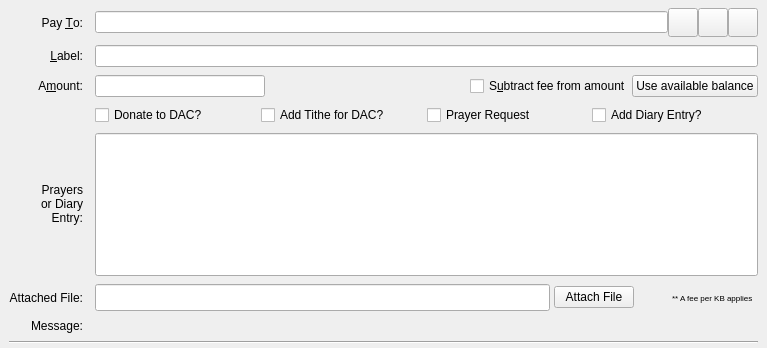
Old version of the form src/qt/forms/sendcoinsentry.ui in the repository biblepay/biblepay.
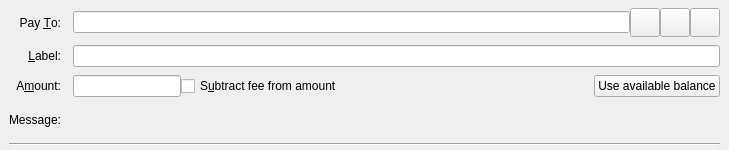
New version of the form. Custom widgets are drawn as their Qt base class.

What changed in the file:
```diff
--- a/src/qt/forms/sendcoinsentry.ui
+++ b/src/qt/forms/sendcoinsentry.ui
@@ -6,8 +6,8 @@
    <rect>
     <x>0</x>
     <y>0</y>
-    <width>767</width>
-    <height>348</height>
+    <width>729</width>
+    <height>150</height>
    </rect>
   </property>
   <property name="focusPolicy">
@@ -151,39 +151,10 @@
      </widget>
     </item>
     <item row="2" column="1">
-     <layout class="QHBoxLayout" name="horizontalLayoutAmount" stretch="0,1,0,0,0">
+     <layout class="QHBoxLayout" name="horizontalLayoutAmount" stretch="0,1,0">
       <item>
        <widget class="BitcoinAmountField" name="payAmount"/>
       </item>
-      <item>
-       <spacer name="horizontalSpacer">
-        <property name="orientation">
-         <enum>Qt::Horizontal</enum>
-        </property>
-        <property name="sizeType">
-         <enum>QSizePolicy::Maximum</enum>
-        </property>
-        <property name="sizeHint" stdset="0">
-         <size>
-          <width>35</width>
-          <height>20</height>
-         </size>
-        </property>
-       </spacer>
-      </item>
-      <item>
-       <spacer name="horizontalSpacer_77">
-        <property name="orientation">
-         <enum>Qt::Horizontal</enum>
-        </property>
-        <property name="sizeHint" stdset="0">
-         <size>
-          <width>10</width>
-          <height>20</height>
-         </size>
-        </property>
-       </spacer>
-      </item>
       <item>
        <widget class="QCheckBox" name="checkboxSubtractFeeFromAmount">
         <property name="toolTip">
@@ -203,158 +174,7 @@
       </item>
      </layout>
     </item>
-    <item row="5" column="0">
-     <widget class="QLabel" name="messageCaption">
-      <property name="text">
-       <string>Prayers&lt;br&gt;or Diary Entry:</string>
-      </property>
-      <property name="alignment">
-       <set>Qt::AlignRight|Qt::AlignTrailing|Qt::AlignVCenter</set>
-      </property>
-      <property name="wordWrap">
-       <bool>true</bool>
-      </property>
-     </widget>
-    </item>
-    <item row="5" column="1">
-     <layout class="QHBoxLayout" name="horizontalLayout_7">
-      <property name="spacing">
-       <number>0</number>
-      </property>
-      <item>
-       <widget class="QValidatedLineEdit" name="txtMessage">
-        <property name="enabled">
-         <bool>true</bool>
-        </property>
-        <property name="sizePolicy">
-         <sizepolicy hsizetype="Expanding" vsizetype="Expanding">
-          <horstretch>0</horstretch>
-          <verstretch>0</verstretch>
-         </sizepolicy>
-        </property>
-        <property name="minimumSize">
-         <size>
-          <width>0</width>
-          <height>125</height>
-         </size>
-        </property>
-        <property name="toolTip">
-         <string>Send Custom Message to Recipient </string>
-        </property>
-        <property name="maxLength">
-         <number>2000</number>
-        </property>
-       </widget>
-      </item>
-     </layout>
-    </item>
-    <item row="6" column="0">
-     <widget class="QLabel" name="lblatt">
-      <property name="text">
-       <string>Attached File:</string>
-      </property>
-      <property name="alignment">
-       <set>Qt::AlignRight|Qt::AlignTrailing|Qt::AlignVCenter</set>
-      </property>
-      <property name="tooltip" stdset="0">
-       <cstring>Attach a file to this message</cstring>
-      </property>
-     </widget>
-    </item>
-    <item row="6" column="1">
-     <layout class="QHBoxLayout" name="horizontalLayout_71">
-      <property name="spacing">
-       <number>0</number>
-      </property>
-      <item>
-       <widget class="QValidatedLineEdit" name="txtFile">
-        <property name="enabled">
-         <bool>true</bool>
-        </property>
-        <property name="minimumSize">
-         <size>
-          <width>455</width>
-          <height>27</height>
-         </size>
-        </property>
-        <property name="maximumSize">
-         <size>
-          <width>600</width>
-          <height>16777215</height>
-         </size>
-        </property>
-        <property name="toolTip">
-         <string>Attached File</string>
-        </property>
-        <property name="maxLength">
-         <number>1000</number>
-        </property>
-        <property name="readOnly">
-         <bool>true</bool>
-        </property>
-       </widget>
-      </item>
-      <item>
-       <spacer name="horizontalSpacer">
-        <property name="orientation">
-         <enum>Qt::Horizontal</enum>
-        </property>
-        <property name="sizeHint" stdset="0">
-         <size>
-          <width>5</width>
-          <height>12</height>
-         </size>
-        </property>
-       </spacer>
-      </item>
-      <item>
-       <widget class="QPushButton" name="btnAttach">
-        <property name="text">
-         <string>Attach File</string>
-        </property>
-       </widget>
-      </item>
-      <item>
-       <spacer name="horizontalSpacer_3">
-        <property name="orientation">
-         <enum>Qt::Horizontal</enum>
-        </property>
-        <property name="sizeHint" stdset="0">
-         <size>
-          <width>40</width>
-          <height>20</height>
-         </size>
-        </property>
-       </spacer>
-      </item>
-      <item>
-       <widget class="QLabel" name="lblIPFSFee">
-        <property name="font">
-         <font>
-          <pointsize>6</pointsize>
-         </font>
-        </property>
-        <property name="text">
-         <string>** A fee per KB applies</string>
-        </property>
-       </widget>
-      </item>
-      <item>
-       <spacer name="horizontalSpacer_2">
-        <property name="orientation">
-         <enum>Qt::Horizontal</enum>
-        </property>
-        <property name="sizeHint" stdset="0">
-         <size>
-          <width>6</width>
-          <height>20</height>
-         </size>
-        </property>
-       </spacer>
-      </item>
-     </layout>
-    </item>
-    <item row="61" column="0">
+    <item row="3" column="0">
      <widget class="QLabel" name="messageLabel">
       <property name="text">
        <string>Message:</string>
@@ -364,7 +184,7 @@
       </property>
      </widget>
     </item>
-    <item row="61" column="1">
+    <item row="3" column="1">
      <widget class="QLabel" name="messageTextLabel">
       <property name="toolTip">
        <string>A message that was attached to the biblepay: URI which will be stored with the transaction for your reference. Note: This message will not be sent over the BiblePay network.</string>
@@ -374,63 +194,13 @@
       </property>
      </widget>
     </item>
-    <item row="71" column="0" colspan="2">
+    <item row="4" column="0" colspan="2">
      <widget class="Line" name="line">
       <property name="orientation">
        <enum>Qt::Horizontal</enum>
       </property>
      </widget>
     </item>
-    <item row="3" column="1">
-     <layout class="QHBoxLayout" name="horizontalLayoutCheckboxes2">
-      <item>
-       <widget class="QCheckBox" name="chkDonate">
-        <property name="toolTip">
-         <string>Send Coins to DAC to Support Orphans?</string>
-        </property>
-        <property name="layoutDirection">
-         <enum>Qt::LeftToRight</enum>
-        </property>
-        <property name="text">
-         <string>Donate to DAC?</string>
-        </property>
-       </widget>
-      </item>
-      <item>
-       <widget class="QCheckBox" name="chkTithe">
-        <property name="toolTip">
-         <string>Add an additional 10% to the transaction to be sent to Support Orphans?</string>
-        </property>
-        <property name="layoutDirection">
-         <enum>Qt::LeftToRight</enum>
-        </property>
-        <property name="text">
-         <string>Add Tithe for DAC?</string>
-        </property>
-       </widget>
-      </item>
-      <item>
-       <widget class="QCheckBox" name="chkPrayer">
-        <property name="toolTip">
-         <string>Prayer Request</string>
-        </property>
-        <property name="text">
-         <string>Prayer Request</string>
-        </property>
-       </widget>
-      </item>
-      <item>
-       <widget class="QCheckBox" name="chkDiary">
-        <property name="toolTip">
-         <string>Add a Diary Entry (Healing Campaign)</string>
-        </property>
-        <property name="text">
-         <string>Add Diary Entry?</string>
-        </property>
-       </widget>
-      </item>
-     </layout>
-    </item>
    </layout>
   </widget>
   <widget class="QFrame" name="SendCoins_UnauthenticatedPaymentRequest">
```
Left out of the diff: 4 changed lines with no effect on the pictures.
